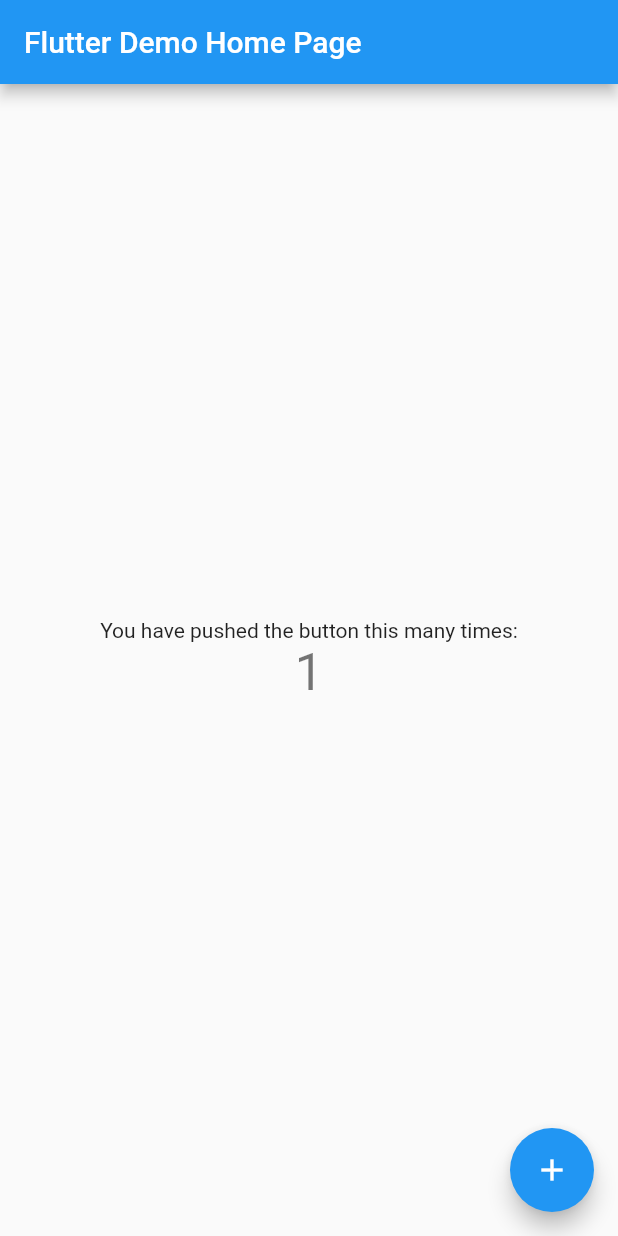
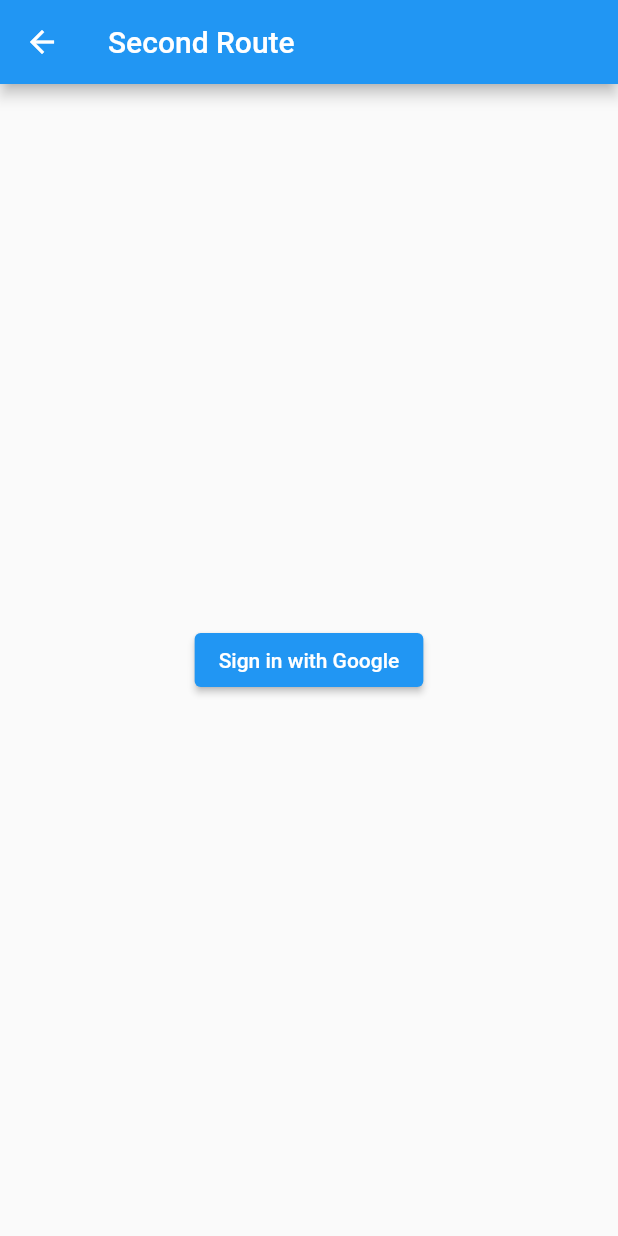
Before and after one commit to MaxGio98/knife_and_spoon, a Flutter app: the screen it shows after launch, after a tap on the "add" icon, on a phone screen of 412 x 824 dp. Run offline on Flutter 3.47's test engine with Material 2 defaults, Android fonts, the phone set to English and light mode, and no system bars; our stand-ins replace firebase_auth, firebase_core, google_sign_in; accounts and stored records are empty.

Commit message:
Prove + inizio login con Google

```diff
--- /dev/null
+++ b/lib/login.dart
@@ -0,0 +1,44 @@
+import 'package:flutter/material.dart';
+import 'package:firebase_auth/firebase_auth.dart';
+import 'package:google_sign_in/google_sign_in.dart';
+
+
+
+
+class LoginRoute extends StatelessWidget
+{
+  FirebaseAuth auth = FirebaseAuth.instance;
+  Future<UserCredential> signInWithGoogle() async
+    {
+    // Trigger the authentication flow
+    final GoogleSignInAccount googleUser = await GoogleSignIn().signIn();
+
+    // Obtain the auth details from the request
+    final GoogleSignInAuthentication googleAuth = await googleUser.authentication;
+
+    // Create a new credential
+    final GoogleAuthCredential credential = GoogleAuthProvider.credential(
+      accessToken: googleAuth.accessToken,
+      idToken: googleAuth.idToken,
+    );
+    // Once signed in, return the UserCredential
+    return await FirebaseAuth.instance.signInWithCredential(credential);
+  }
+
+  @override
+  Widget build(BuildContext context) {
+    return Scaffold(
+      appBar: AppBar(
+        title: Text("Second Route"),
+      ),
+      body: Center(
+        child: ElevatedButton(
+          onPressed: () {
+            signInWithGoogle();
+          },
+          child: Text('Sign in with Google'),
+        ),
+      ),
+    );
+  }
+}
--- a/lib/main.dart
+++ b/lib/main.dart
@@ -1,7 +1,66 @@
 import 'package:flutter/material.dart';
+import 'package:knife_and_spoon/login.dart';
+import 'package:firebase_core/firebase_core.dart';
 
 void main() {
-  runApp(MyApp());
+  WidgetsFlutterBinding.ensureInitialized();
+  runApp(App());
+}
+
+class App extends StatefulWidget {
+  _AppState createState() => _AppState();
+}
+
+class _AppState extends State<App> {
+  // Set default `_initialized` and `_error` state to false
+  bool _initialized = false;
+  bool _error = false;
+
+  // Define an async function to initialize FlutterFire
+  void initializeFlutterFire() async {
+    try {
+      // Wait for Firebase to initialize and set `_initialized` state to true
+      await Firebase.initializeApp();
+      setState(() {
+        _initialized = true;
+      });
+    } catch(e) {
+      // Set `_error` state to true if Firebase initialization fails
+      setState(() {
+        _error = true;
+      });
+    }
+  }
+
+  @override
+  void initState() {
+    initializeFlutterFire();
+    super.initState();
+  }
+
+  @override
+  Widget build(BuildContext context) {
+    // Show error message if initialization failed
+    if(_error) {
+      return Scaffold(
+        appBar: AppBar(
+          title: Text('Errore!'),
+        ),
+         // Complete this code in the next step.
+      );
+    }
+
+    // Show a loader until FlutterFire is initialized
+    if (!_initialized) {
+      return Scaffold(
+        appBar: AppBar(
+          title: Text('Errore inizializzazione!'),
+        ),
+        // Complete this code in the next step.
+      );
+    }
+    return MyApp();
+  }
 }
 
 class MyApp extends StatelessWidget {
@@ -104,7 +163,7 @@ class _MyHomePageState extends State<MyHomePage> {
         ),
       ),
       floatingActionButton: FloatingActionButton(
-        onPressed: _incrementCounter,
+        onPressed: (){Navigator.push(context, MaterialPageRoute(builder: (context)=>LoginRoute()),);},
         tooltip: 'Increment',
         child: Icon(Icons.add),
       ), // This trailing comma makes auto-formatting nicer for build methods.
--- a/pubspec.yaml
+++ b/pubspec.yaml
@@ -23,7 +23,10 @@ environment:
 dependencies:
   flutter:
     sdk: flutter
-
+  google_sign_in: ^5.0.1
+  firebase_core: ^1.0.3
+  firebase_auth: ^1.1.0
+  cloud_firestore: ^1.0.4
 
   # The following adds the Cupertino Icons font to your application.
   # Use with the CupertinoIcons class for iOS style icons.
```
Also changed, not shown: pubspec.lock, 6 other files.
